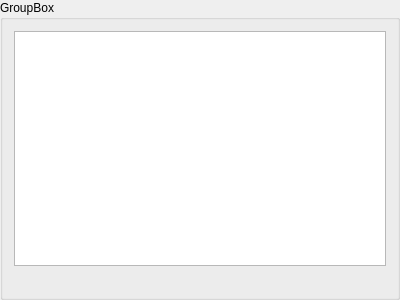
Qt form NewGeneUI/NewGene/Widgets/CreateOutput/SelectVariables/VariableSummary/newgenevariablesummarygroup.ui (daniel347x/newgene) before a commit.
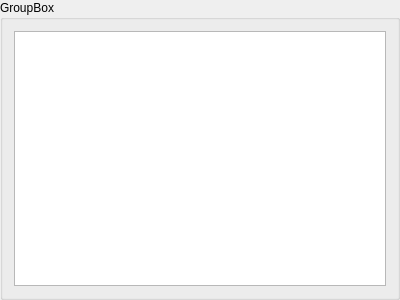
The same form after that commit.

Commit message:
Create a KAdSpinBox class to represent the Kad spin controls, and implement loading the spin box in the UI (it is not yet connected to the core infrastructure via deriving from NewGeneWidget).
Some non-impacting code and commented-out-code cleanup.

Diff of the .ui file:
```diff
--- a/NewGeneUI/NewGene/Widgets/CreateOutput/SelectVariables/VariableSummary/newgenevariablesummarygroup.ui
+++ b/NewGeneUI/NewGene/Widgets/CreateOutput/SelectVariables/VariableSummary/newgenevariablesummarygroup.ui
@@ -20,13 +20,6 @@
    <item>
     <widget class="QListView" name="listView"/>
    </item>
-   <item>
-    <widget class="QLabel" name="label">
-     <property name="text">
-      <string/>
-     </property>
-    </widget>
-   </item>
   </layout>
  </widget>
  <resources/>
```
The commit also changes 10 other files.
